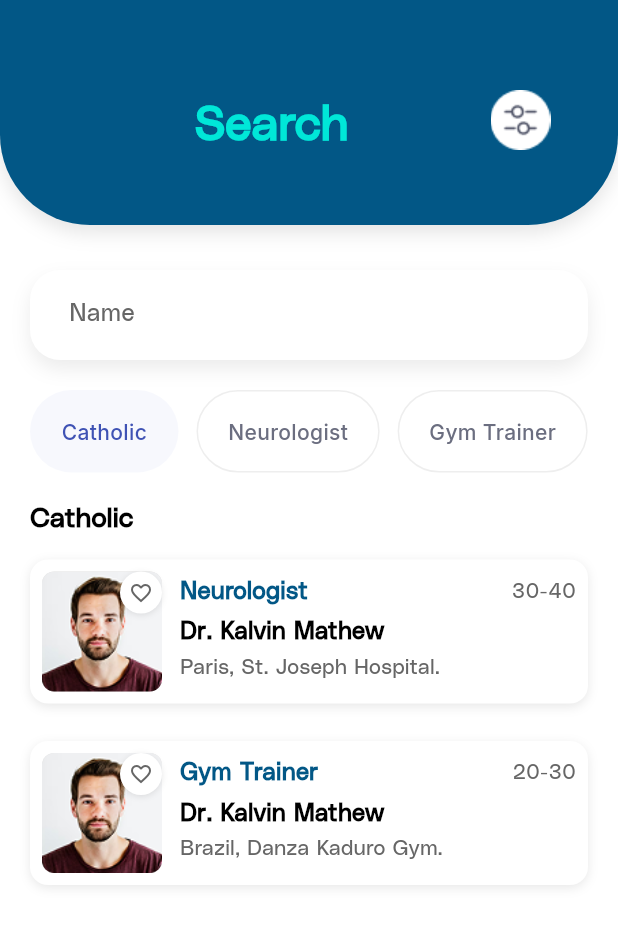
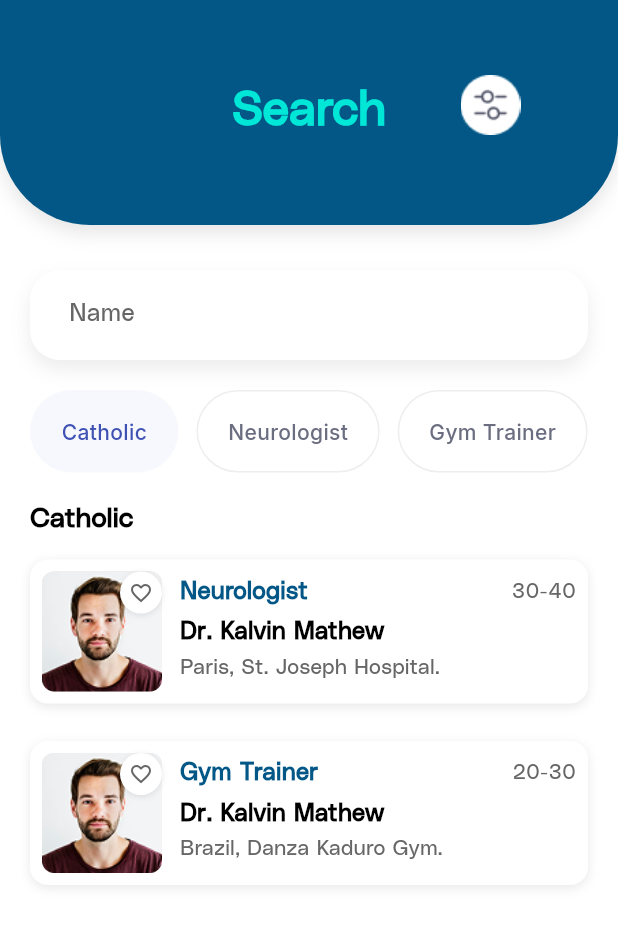
Before and after one commit to moazzamshah21/RememberMe, a Flutter app: the SearchScreen screen opened directly, after a tap on "Catholic", on a phone screen of 412 x 824 dp. Shown: the top 926 px of the screen. Run offline on Flutter 3.47's test engine with Material 3 defaults, Android fonts, the phone set to English and light mode, and no system bars; our stand-ins replace get.

Commit message:
second commit

```diff
--- a/lib/app/views/home/home_screen.dart
+++ b/lib/app/views/home/home_screen.dart
@@ -231,6 +231,7 @@
 // }
 
 // screens/home_screen.dart
+import 'package:flutter/foundation.dart' show TargetPlatform, defaultTargetPlatform;
 import 'package:flutter/material.dart';
 import 'package:rememberme/app/constants/app_colors.dart';
 import 'package:rememberme/app/data/contacts_data.dart';
@@ -283,6 +284,7 @@ class HomeScreen extends StatelessWidget {
                       ),
                     ],
                   ),
+                  SizedBox(height: defaultTargetPlatform == TargetPlatform.iOS ? 20 : 0),
                 ],
               ),
               backgroundColor: AppColors.primaryBlue,
--- a/lib/app/views/search/search_screen.dart
+++ b/lib/app/views/search/search_screen.dart
@@ -17,39 +17,11 @@ class SearchScreen extends GetView<app.AppSearchController> {
         headerSliverBuilder: (context, innerBoxIsScrolled) {
           return [
             CustomAppBar(
-              appBarContent: SafeArea(
-                bottom: false,
-                child: Padding(
-                  padding: const EdgeInsets.only(top: 10, left: 0, right: 0, bottom: 0),
-                  child: Row(
-                    mainAxisAlignment: MainAxisAlignment.spaceBetween,
+              appBarContent: Padding(
+                padding: const EdgeInsets.only(top: 10, left: 20, right: 20, bottom: 0),
+                child: Stack(
                   children: [
-                  // Back button
-                  // GestureDetector(
-                  //   onTap: () {
-                  //     if (Navigator.canPop(context)) {
-                  //       Navigator.pop(context);
-                  //     }
-                  //   },
-                  //   child: Container(
-                  //     width: 40,
-                  //     height: 40,
-                  //     decoration: BoxDecoration(
-                  //       color: Colors.white,
-                  //       shape: BoxShape.circle,
-                  //     ),
-                  //     child: Center(
-                  //       child: Icon(
-                  //         Icons.arrow_back,
-                  //         color: Colors.grey[800],
-                  //         size: 20,
-                  //       ),
-                  //     ),
-                  //   ),
-                  // ),
-                  // Title
-                  Expanded(
-                    child: Center(
+                    Center(
                       child: Text(
                         'Search',
                         style: TextStyle(
@@ -60,9 +32,12 @@ class SearchScreen extends GetView<app.AppSearchController> {
                         ),
                       ),
                     ),
-                  ),
-                  // Filter icon
-                  GestureDetector(
+                    Positioned(
+                      right: 0,
+                      top: 0,
+                      bottom: 0,
+                      child: Center(
+                        child: GestureDetector(
                           onTap: () => controller.showFilterModal(),
                           child: Container(
                             width: 50,
@@ -81,8 +56,9 @@ class SearchScreen extends GetView<app.AppSearchController> {
                             ),
                           ),
                         ),
+                      ),
+                    ),
                   ],
-                  ),
                 ),
               ),
               backgroundColor: AppColors.primaryBlue,
--- a/lib/widgets/customAppbar.dart
+++ b/lib/widgets/customAppbar.dart
@@ -1,3 +1,4 @@
+import 'package:flutter/foundation.dart' show defaultTargetPlatform, TargetPlatform;
 import 'package:flutter/material.dart';
 import 'package:rememberme/app/constants/app_colors.dart';
 
@@ -35,6 +36,9 @@ class _CustomAppBarDelegate extends SliverPersistentHeaderDelegate {
   @override
   Widget build(BuildContext context, double shrinkOffset, bool overlapsContent) {
     final isCollapsed = shrinkOffset > maxExtent - minExtent;
+    final MediaQueryData mediaQuery = MediaQuery.of(context);
+    final double topPadding = mediaQuery.padding.top;
+    final bool isIOS = defaultTargetPlatform == TargetPlatform.iOS;
 
     return Container(
       decoration: BoxDecoration(
@@ -51,13 +55,22 @@ class _CustomAppBarDelegate extends SliverPersistentHeaderDelegate {
           ),
         ],
       ),
+      child: ClipRRect(
+        borderRadius: const BorderRadius.only(
+          bottomLeft: Radius.circular(60),
+          bottomRight: Radius.circular(60),
+        ),
+        clipBehavior: Clip.antiAlias,
         child: Padding(
           padding: EdgeInsets.only(
-          top: isCollapsed ? 60 : 30,
+            top: topPadding + (isCollapsed ? 10 : 10),
             left: 40,
             right: 40,
-          bottom: isCollapsed ? 30 : 30,
+            bottom: isCollapsed ? 30 : (isIOS ? 5 : 30),
           ),
+          child: MediaQuery.removePadding(
+            context: context,
+            removeTop: true,
             child: AnimatedSwitcher(
               duration: const Duration(milliseconds: 200),
               child: isCollapsed
@@ -75,17 +88,38 @@ class _CustomAppBarDelegate extends SliverPersistentHeaderDelegate {
                         ),
                       ],
                     )
-              : appBarContent,
+                  : SizedBox(
+                      height: isIOS
+                          ? maxExtent - topPadding - 10 - 5
+                          : maxExtent - topPadding - 10 - 30,
+                      child: ClipRect(
+                        child: appBarContent,
+                      ),
+                    ),
+            ),
+          ),
         ),
       ),
     );
   }
 
   @override
-  double get maxExtent => 150.0;
+  double get maxExtent {
+    // Increase height on iOS to accommodate safe area and prevent overflow
+    if (defaultTargetPlatform == TargetPlatform.iOS) {
+      return 171.0; // 150 + 21 pixels to fix overflow
+    }
+    return 150.0;
+  }
 
   @override
-  double get minExtent => 150.0;
+  double get minExtent {
+    // Increase height on iOS to accommodate safe area and prevent overflow
+    if (defaultTargetPlatform == TargetPlatform.iOS) {
+      return 171.0; // 150 + 21 pixels to fix overflow
+    }
+    return 150.0;
+  }
 
   @override
   bool shouldRebuild(covariant SliverPersistentHeaderDelegate oldDelegate) {
```
Also changed, not shown: lib/app/views/favorites/favorites_screen.dart (+5 -38 lines), lib/app/views/settings/settings_screen.dart (+5 -38 lines), assets/images/female.png (added), assets/images/male.png (added). Lines whose indentation alone changed are shown as unchanged.
